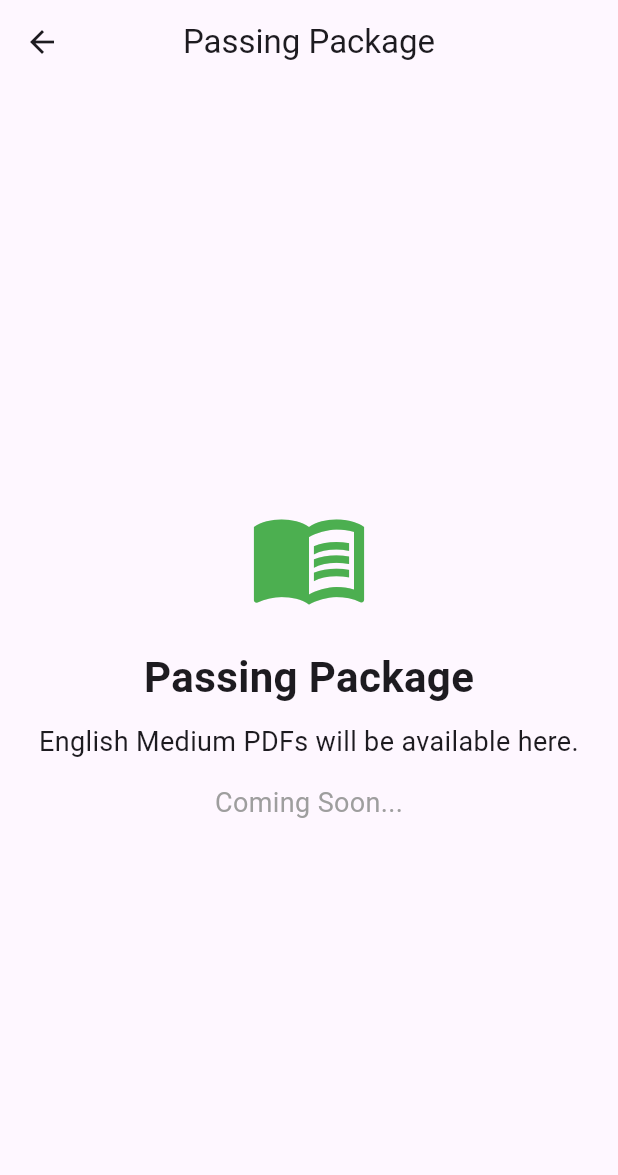
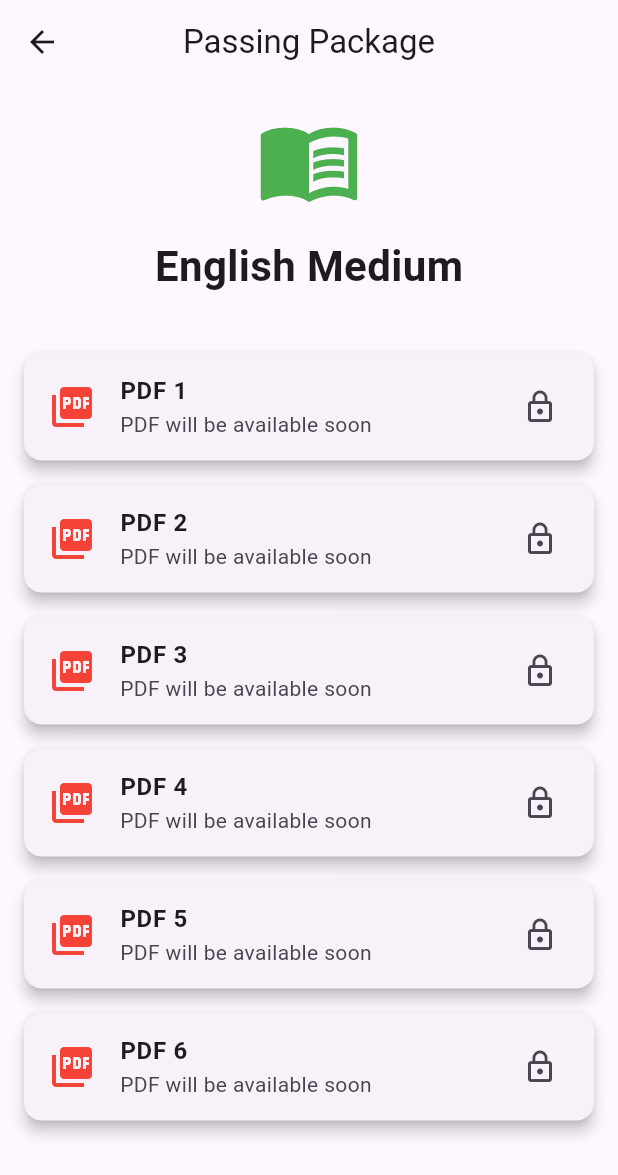
Before and after one commit to adityadu039-360/TopperGuru, a Flutter app: the EnglishPassingPackagePage screen opened directly, on a phone screen of 412 x 824 dp. Shown: the top 1175 px of the screen. Run offline on Flutter 3.47's test engine with Material 3 defaults, Android fonts, the phone set to English and light mode, and no system bars.

Commit message:
Improve SSLC package pages with PDF library layout

```diff
--- a/lib/english_passing_package_page.dart
+++ b/lib/english_passing_package_page.dart
@@ -2,6 +2,26 @@
 
 class EnglishPassingPackagePage extends StatelessWidget {
   const EnglishPassingPackagePage({super.key});
+
+  Widget pdfCard(String title) {
+    return Card(
+      elevation: 4,
+      margin: const EdgeInsets.symmetric(vertical: 8),
+      child: ListTile(
+        leading: const Icon(
+          Icons.picture_as_pdf,
+          color: Colors.red,
+          size: 32,
+        ),
+        title: Text(
+          title,
+          style: const TextStyle(fontWeight: FontWeight.bold),
+        ),
+        subtitle: const Text("PDF will be available soon"),
+        trailing: const Icon(Icons.lock_outline),
+      ),
+    );
+  }
 
   @override
   Widget build(BuildContext context) {
@@ -10,41 +30,33 @@
         title: const Text("Passing Package"),
         centerTitle: true,
       ),
-      body: const Center(
-        child: Padding(
-          padding: EdgeInsets.all(20),
-          child: Column(
-            mainAxisAlignment: MainAxisAlignment.center,
+      body: Padding(
+        padding: const EdgeInsets.all(16),
+        child: ListView(
           children: [
-              Icon(
+            const Icon(
               Icons.menu_book,
-                size: 80,
               color: Colors.green,
+              size: 70,
             ),
-              SizedBox(height: 20),
-              Text(
-                "Passing Package",
+            const SizedBox(height: 15),
+            const Center(
+              child: Text(
+                "English Medium",
                 style: TextStyle(
                   fontSize: 28,
                   fontWeight: FontWeight.bold,
                 ),
               ),
-              SizedBox(height: 10),
-              Text(
-                "English Medium PDFs will be available here.",
-                textAlign: TextAlign.center,
-                style: TextStyle(fontSize: 18),
             ),
-              SizedBox(height: 15),
-              Text(
-                "Coming Soon...",
-                style: TextStyle(
-                  fontSize: 18,
-                  color: Colors.grey,
-                ),
-              ),
+            const SizedBox(height: 30),
+            pdfCard("PDF 1"),
+            pdfCard("PDF 2"),
+            pdfCard("PDF 3"),
+            pdfCard("PDF 4"),
+            pdfCard("PDF 5"),
+            pdfCard("PDF 6"),
           ],
-          ),
         ),
       ),
     );
```
Also changed, not shown: lib/english_scoring_package_page.dart (+35 -24 lines), lib/kannada_scoring_package_page.dart (+44 -33 lines). Lines whose indentation alone changed are shown as unchanged.
